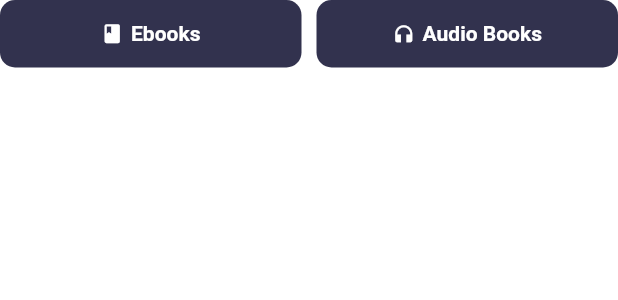
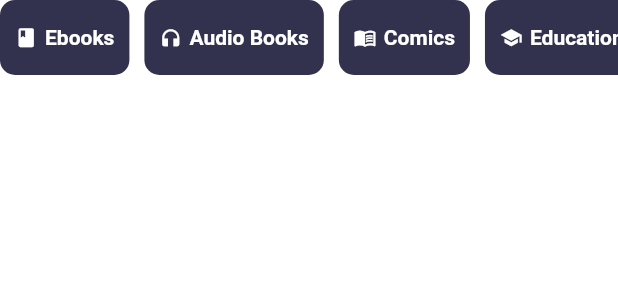
Before and after one commit to nasifayc/delta-bookstore-flutter, a Flutter app: the BookPreference widget shown alone on an empty page, opened directly, on a phone screen of 412 x 824 dp. Shown: the top 300 px of the screen. Run offline on Flutter 3.47's test engine with Material 3 defaults, Android fonts, the phone set to English and light mode, and no system bars; our stand-ins replace equatable, flutter_bloc.

Commit message:
fix: horizontal scrollable categries

```diff
--- a/delta_ebookstore_app/lib/widgets/common/secondary_button.dart
+++ b/delta_ebookstore_app/lib/widgets/common/secondary_button.dart
@@ -18,7 +18,7 @@ class SecondaryButton extends StatelessWidget {
     return GestureDetector(
       onTap: onPressed,
       child: Container(
-        height: 45.0,
+        // height: 40.0,
         // width: MediaQuery.of(context).size.width * 0.5,
         decoration: BoxDecoration(
             // border: Border.all(color: theme.primary, width: 1),
--- a/delta_ebookstore_app/lib/widgets/store_screen_widgets/book_preference.dart
+++ b/delta_ebookstore_app/lib/widgets/store_screen_widgets/book_preference.dart
@@ -8,52 +8,54 @@ class BookPreference extends StatelessWidget {
   @override
   Widget build(BuildContext context) {
     AppTheme theme = AppTheme.of(context);
-    return Row(
-      children: [
-        Expanded(
+
+    // List of book categories
+    final List<Map<String, dynamic>> categories = [
+      {'icon': Icons.book, 'label': 'Ebooks'},
+      {'icon': Icons.headphones, 'label': 'Audio Books'},
+      {'icon': Icons.menu_book, 'label': 'Comics'},
+      {'icon': Icons.school, 'label': 'Educational'},
+      {'icon': Icons.science, 'label': 'Science Fiction'},
+    ];
+
+    return SizedBox(
+      height: 50, // Adjust height as needed
+      child: ListView.builder(
+        scrollDirection: Axis.horizontal,
+        itemCount: categories.length,
+        itemBuilder: (context, index) {
+          final category = categories[index];
+          return Padding(
+            padding: EdgeInsets.only(
+              left: index == 0 ? 0 : 10,
+            ),
             child: SecondaryButton(
-                onPressed: null,
-                color: theme.primary.withOpacity(0.9),
+              onPressed: () {
+                debugPrint('${category['label']} pressed');
+              },
+              color: theme.primary.withOpacity(0.9),
+              child: Padding(
+                padding: const EdgeInsets.symmetric(horizontal: 10.0),
                 child: Row(
                   mainAxisAlignment: MainAxisAlignment.center,
                   children: [
                     Icon(
-                      Icons.book,
+                      category['icon'],
                       size: 15,
                       color: theme.primaryBackground,
                     ),
-                    const SizedBox(
-                      width: 5,
+                    const SizedBox(width: 5),
+                    Text(
+                      category['label'],
+                      style: theme.typography.labelSmall,
                     ),
-                    Text(
-                      'Ebooks',
-                      style: theme.typography.labelSmall,
-                    )
                   ],
-                ))),
-        const SizedBox(width: 10),
-        Expanded(
-            child: SecondaryButton(
-                onPressed: null,
-                color: theme.primary.withOpacity(0.9),
-                child: Row(
-                  mainAxisAlignment: MainAxisAlignment.center,
-                  children: [
-                    Icon(
-                      Icons.headphones,
-                      size: 15,
-                      color: theme.primaryBackground,
-                    ),
-                    const SizedBox(
-                      width: 5,
-                    ),
-                    Text(
-                      'Audio Books',
-                      style: theme.typography.labelSmall,
-                    )
-                  ],
-                )))
-      ],
+                ),
+              ),
+            ),
+          );
+        },
+      ),
     );
   }
 }
```
